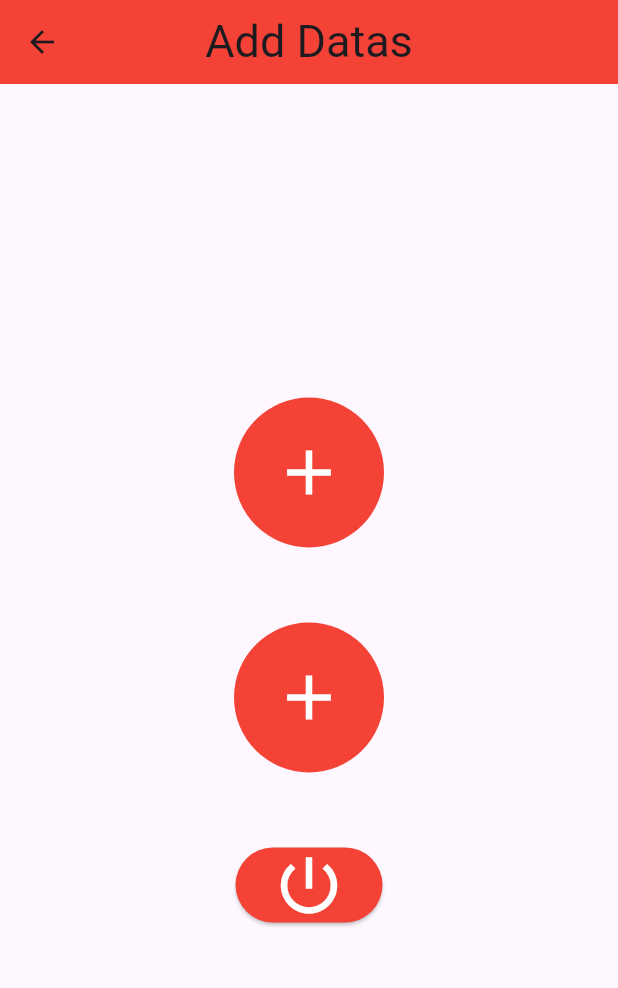
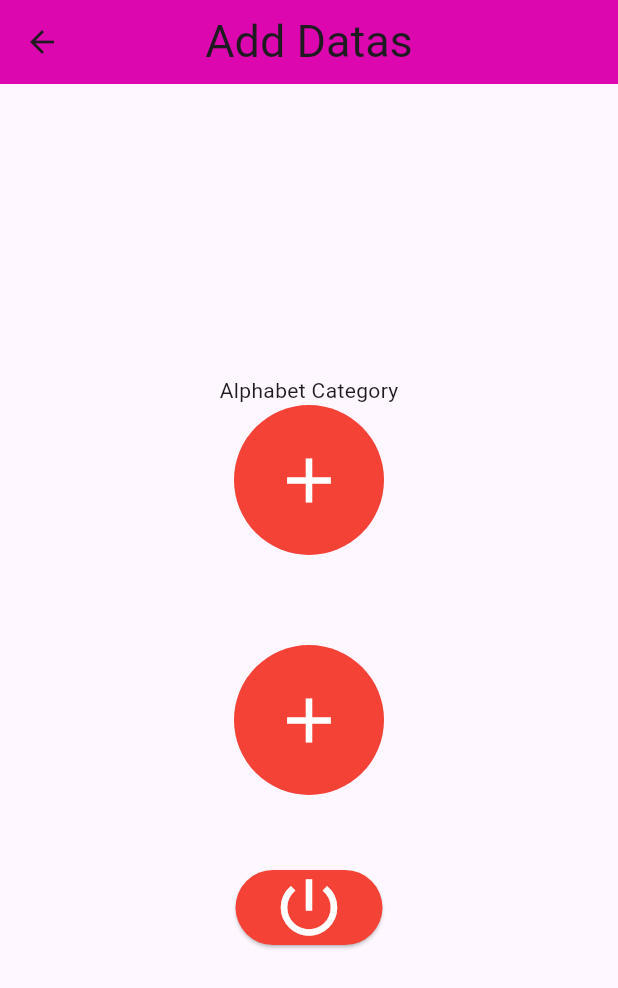
Before and after one commit to sumayyats123/KidsLand, a Flutter app: the AlphabetDisplay screen opened directly, after a tap on the "arrow back" icon, on a phone screen of 412 x 824 dp. Shown: the top 988 px of the screen. Run offline on Flutter 3.47's test engine with Material 3 defaults, Android fonts, the phone set to English and light mode, and no system bars; our stand-ins replace audioplayers, file_picker, google_fonts, hive, hive_flutter, image_picker and 1 more; accounts and stored records are empty.

Commit message:
20/12/2023 admin navigation  category modified

```diff
--- a/lib/main.dart
+++ b/lib/main.dart
@@ -34,7 +34,7 @@
   @override
   Widget build(BuildContext context) {
     return MaterialApp(
-      home: name.isEmpty ? LogoScreen() : DashboardPage(name: name),
+      home: name.isEmpty ? const LogoScreen() : DashboardPage(name: name),
       debugShowCheckedModeBanner: false,
     );
   }
--- a/lib/screen/admin/adminalphabet_display.dart
+++ b/lib/screen/admin/adminalphabet_display.dart
@@ -5,55 +5,61 @@
 import 'package:kidsland/screen/admin/admin_Screen.dart';
 import 'package:kidsland/screen/admin/adminalphabet_details.dart';
 import 'package:kidsland/screen/admin/admincategory_ist.dart';
-
-
-
+import 'package:kidsland/screen/introscreens/welocmescreen.dart';
 
 class AlphabetDisplay extends StatefulWidget {
-const   AlphabetDisplay({super.key});
+  const AlphabetDisplay({super.key});
 
   @override
   State<AlphabetDisplay> createState() => _AlphabetDisplayState();
 }
-List<WordsForKids> details =[];
+
+List<WordsForKids> details = [];
+
 class _AlphabetDisplayState extends State<AlphabetDisplay> {
-  Future<void>fetchData()async{
+  Future<void> fetchData() async {
     List<WordsForKids> kidsDetails = await getWords();
     setState(() {
       details = kidsDetails;
     });
+  }
 
-  }
   @override
   void initState() {
     fetchData();
     super.initState();
   }
+
   @override
-
   Widget build(BuildContext context) {
-
     return SafeArea(
       child: Scaffold(
         appBar: AppBar(
-          title: const Text('Alphabet Model',style: TextStyle(fontSize: 25),),
-          backgroundColor: Colors.red,
+          title:
+              texteditingcontroller.textEdit(text: 'Alphabet Model', fsize: 30),
+          backgroundColor: const Color.fromRGBO(221, 7, 175, 1),
           centerTitle: true,
-           actions: const [Icon(Icons.text_rotation_none_outlined),SizedBox(width: 20,)],
-        leading: InkWell(onTap: () {
-          Navigator.of(context).push(MaterialPageRoute(builder: (context)=>const CategoryList()));
+          actions: const [
+            Icon(Icons.text_rotation_none_outlined),
+            SizedBox(
+              width: 20,
+            )
+          ],
+          leading: InkWell(
+              onTap: () {
+                Navigator.of(context).push(MaterialPageRoute(
+                    builder: (context) => const CategoryList()));
               },
               child: const Icon(Icons.arrow_back)),
-
         ),
-        body:Column(
+        body: Column(
           children: [
             details.isEmpty
                 ? const Center(child: CircularProgressIndicator())
                 : Expanded(
                     child: Padding(
-                  padding:
-                      const EdgeInsets.symmetric(horizontal: 13, vertical: 13),
+                    padding: const EdgeInsets.symmetric(
+                        horizontal: 13, vertical: 13),
                     child: GridView.builder(
                         gridDelegate:
                             const SliverGridDelegateWithFixedCrossAxisCount(
@@ -63,12 +69,12 @@
                                 crossAxisSpacing: 10),
                         itemCount: details.length,
                         itemBuilder: (context, index) {
-                        return  InkWell(
+                          return InkWell(
                             onTap: () {
                               Navigator.push(
                                   context,
                                   MaterialPageRoute(
-                                    builder: (context) =>ShowDetailsScreen(
+                                      builder: (context) => ShowDetailsScreen(
                                           appDetails: details[index])));
                             },
                             child: Stack(
@@ -96,7 +102,8 @@
                                             builder: (context) {
                                               return AlertDialog(
                                                 backgroundColor: Colors.white,
-                                              title: const Text("Delete Image"),
+                                                title:
+                                                    const Text("Delete Image"),
                                                 content: const Text(
                                                     "Are you sure you want to delete ?"),
                                                 actions: [
@@ -104,7 +111,8 @@
                                                       style: const ButtonStyle(
                                                           backgroundColor:
                                                               MaterialStatePropertyAll(
-                                                                Colors.green)),
+                                                                  Colors
+                                                                      .green)),
                                                       onPressed: () {
                                                         Navigator.of(context)
                                                             .pop();
@@ -115,16 +123,18 @@
                                                       style: const ButtonStyle(
                                                           backgroundColor:
                                                               MaterialStatePropertyAll(
-                                                                Colors.green)),
-                                                    onPressed: () async{
-                                                     int key= await getKey(details[index]);
-                                                      deleateItem(
-                                                          key);
-                                                      setState(() {fetchData();});
+                                                                  Colors
+                                                                      .green)),
+                                                      onPressed: () async {
+                                                        int key = await getKey(
+                                                            details[index]);
+                                                        deleateItem(key);
+                                                        setState(() {
+                                                          fetchData();
+                                                        });
                                                         // ignore: use_build_context_synchronously
                                                         Navigator.of(context)
                                                             .pop();
-
                                                       },
                                                       child: const Text("Ok"))
                                                 ],
@@ -145,14 +155,19 @@
                   )),
           ],
         ),
-      floatingActionButton: FloatingActionButton(onPressed: ()async
-      {Navigator.of(context).push(MaterialPageRoute(builder: (context) => const AdminScreen(),));
-
-      },child: const Icon(Icons.add),),
-
+        floatingActionButton: FloatingActionButton(
+          onPressed: () async {
+            Navigator.of(context).push(MaterialPageRoute(
+              builder: (context) => const AdminScreen(),
+            ));
+          },
+          child: const Icon(Icons.add),
+        ),
       ),
     );
-  }@override
+  }
+
+  @override
   void dispose() {
     details.clear();
     super.dispose();
--- a/lib/screen/admin/admincategory_ist.dart
+++ b/lib/screen/admin/admincategory_ist.dart
@@ -2,36 +2,41 @@
 import 'package:kidsland/screen/admin/adminalphabet_display.dart';
 import 'package:kidsland/screen/introscreens/logosreen.dart';
 import 'package:kidsland/screen/admin/adminstordisplay.dart';
-
-
-
+import 'package:kidsland/screen/introscreens/welocmescreen.dart';
 
 
 class CategoryList extends StatefulWidget {
-   const CategoryList({super.key,});
+  const CategoryList({
+    super.key,
+  });
 
   @override
   State<CategoryList> createState() => _CategoryListState();
 }
 
 class _CategoryListState extends State<CategoryList> {
-
-
   @override
   Widget build(BuildContext context) {
-    return Scaffold(
-      appBar: AppBar(title: const Text('Add Datas',style: TextStyle(fontSize: 30),)
-      ,centerTitle: true,
-      backgroundColor: Colors.red,
+    return SafeArea(
+      child: Scaffold(
+        appBar: AppBar(
+          title:texteditingcontroller.textEdit(text: 'Add Datas',fsize: 30),
+          centerTitle: true,
+         backgroundColor: const Color.fromRGBO(221, 7, 175, 1),
         ),
-      body:  Column(
+        body: Column(
           mainAxisAlignment: MainAxisAlignment.center,
-        children: [
-          SizedBox(height: 100,width:100,
+          children: [const Text('Alphabet Category'),
+            SizedBox(
+              height: 100,
+              width: 100,
               child: InkWell(
                 onTap: () {
-                Navigator.of(context).push(MaterialPageRoute(builder: (context) => const AlphabetDisplay(),));
-              },  child: const CircleAvatar(
+                  Navigator.of(context).push(MaterialPageRoute(
+                    builder: (context) => const AlphabetDisplay(),
+                  ));
+                },
+                child:  const CircleAvatar(
                   radius: 10,
                   backgroundColor: Colors.red,
                   child: Icon(
@@ -43,14 +48,19 @@
               ),
             ),
             const SizedBox(
-            height: 50,
+              height: 60 ,
             ),
             Center(
-            child: SizedBox(height: 100,width: 100,
+              child: SizedBox(
+                height: 100,
+                width: 100,
                 child: InkWell(
                   onTap: () {
-                  Navigator.of(context).push(MaterialPageRoute(builder: (context) => const StoryDisplay(),));
-                }, child: const CircleAvatar(
+                    Navigator.of(context).push(MaterialPageRoute(
+                      builder: (context) => const StoryDisplay(),
+                    ));
+                  },
+                  child: const CircleAvatar(
                     radius: 10,
                     backgroundColor: Colors.red,
                     child: Icon(
@@ -59,19 +69,28 @@
                       color: Colors.white,
                     ),
                   ),
-
                 ),
               ),
-          ), const SizedBox(height: 50,),
-          ElevatedButton(style:ButtonStyle(backgroundColor:MaterialStateProperty.all(Colors.red) ),
-           onPressed: (){
-            Navigator.of(context).push(MaterialPageRoute(builder: (context)=>const LogoScreen()));
-          }, child:const Icon(
+            ),
+            const SizedBox(
+              height: 50,
+            ),
+            ElevatedButton(
+              style: ButtonStyle(
+                  backgroundColor: MaterialStateProperty.all(Colors.red)),
+              onPressed: () {
+                Navigator.of(context).pushAndRemoveUntil(
+                    MaterialPageRoute(builder: (context) => const LogoScreen()),
+                    (route) => false);
+              },
+              child: const Icon(
                 Icons.power_settings_new,
                 size: 50,
                 color: Colors.white,
-                ), ),
+              ),
+            ),
           ],
+        ),
       ),
     );
   }
--- a/lib/screen/admin/adminstordisplay.dart
+++ b/lib/screen/admin/adminstordisplay.dart
@@ -2,6 +2,7 @@
 import 'package:flutter/material.dart';
 import 'package:kidsland/database/functions/db_stories.dart';
 import 'package:kidsland/model/storie_model.dart';
+import 'package:kidsland/screen/admin/admincategory_ist.dart';
 import 'package:kidsland/screen/introscreens/logosreen.dart';
 import 'package:kidsland/screen/admin/adminstordetails.dart';
 import 'package:kidsland/screen/admin/adminstoryscreen.dart';
@@ -42,7 +43,7 @@
           centerTitle: true,
            actions: const [Icon(Icons.text_rotation_none_outlined),SizedBox(width: 20,)],
         leading: InkWell(onTap: () {
-          Navigator.of(context).push(MaterialPageRoute(builder: (context)=>const LogoScreen()));
+          Navigator.of(context).push(MaterialPageRoute(builder: (context)=> const CategoryList()));
         },
           child: const Icon(Icons.arrow_back)),
 
```
Also changed, not shown: lib/screen/admin/admin_login.dart (+7 -5 lines), lib/screen/admin/adminalphabet_details.dart (+80 -72 lines), lib/screen/introscreens/welocmescreen.dart (+24 -18 lines), lib/screen/user/usercategory_list.dart (+29 -16 lines), lib/widget/constants.dart (+23 -36 lines). Lines whose indentation alone changed are shown as unchanged.
